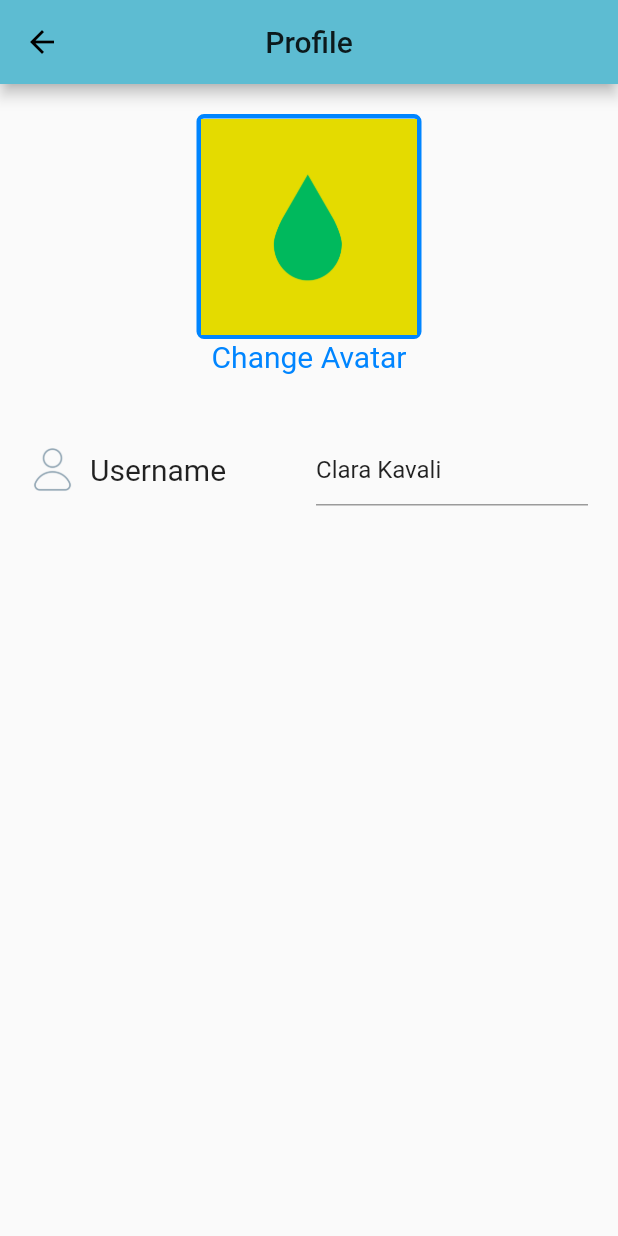
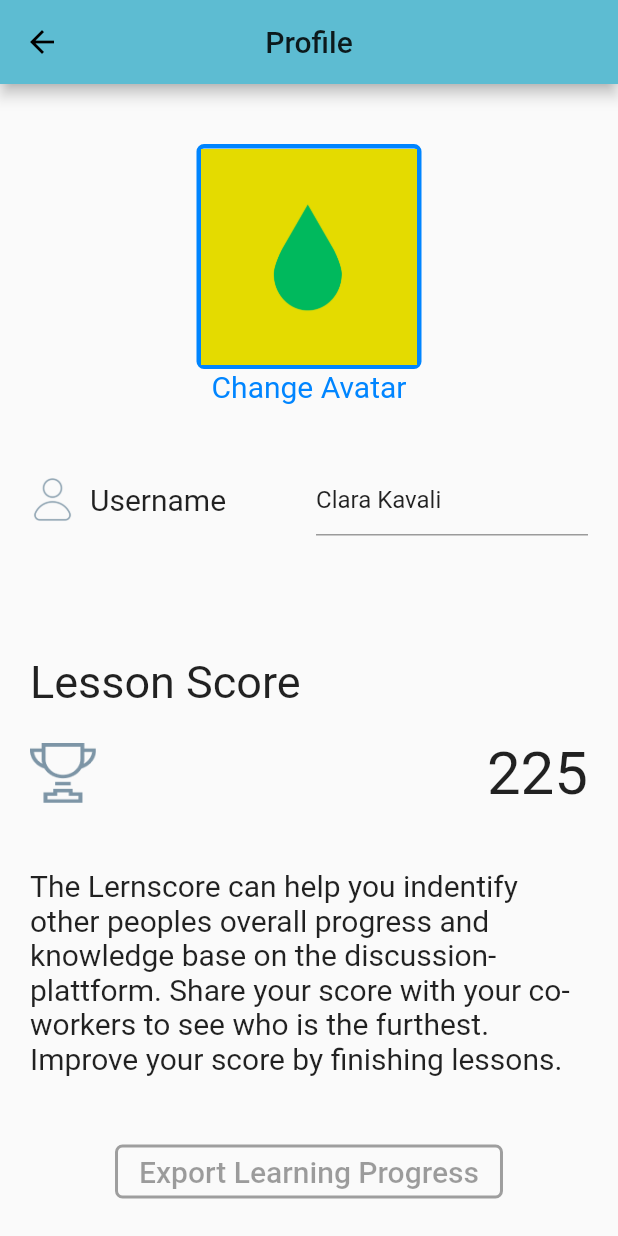
Before and after one commit to tl94/geiger_edu, a Flutter app: the ProfileScreen screen opened by its route, on a phone screen of 412 x 824 dp. Run offline on Flutter 3.47's test engine with Material 2 defaults, Android fonts, the phone set to English and light mode, and no system bars; missing offline and left inert: webview_flutter_plus.

Commit message:
added lesson score and export progress button to user profile

```diff
--- a/lib/globals.dart
+++ b/lib/globals.dart
@@ -19,5 +19,7 @@ String apiKey = '6b4c7cac60be10eddc8890c63817e773';
 //TODO: Make a USER Class in model
 String userName = "Clara Kavali";
 String userImg = "assets/img/profile/user_icon.png";
+//User score
+int lessonScore = 225;
 //User profile image
 String currentImage = "assets/img/profile/default.png";
--- a/lib/screens/profile_screen.dart
+++ b/lib/screens/profile_screen.dart
@@ -53,8 +53,10 @@ class _ProfileScreenState extends State<ProfileScreen>{
         backgroundColor: ProfileScreen.bckColor,
       ),
       body: Container(
-        margin: EdgeInsets.fromLTRB(20.0, 20.0, 20.0, 20.0),
-        child: Stack(
+        margin: EdgeInsets.fromLTRB(20.0, 0, 20.0, 0),
+        child: SingleChildScrollView(
+    child:Column(
+          children: [Stack(
           alignment: Alignment.center,
           textDirection: TextDirection.rtl,
           fit: StackFit.passthrough,
@@ -66,6 +68,7 @@ class _ProfileScreenState extends State<ProfileScreen>{
                 crossAxisAlignment: CrossAxisAlignment.center,
                 children: <Widget>[
                   //** USER IMAGE **
+                  SizedBox(height: 40),
                   GestureDetector(
                       onTap: ()=>displaySelection(currentImage),
                       child:Column( children: <Widget>[
@@ -89,22 +92,54 @@ class _ProfileScreenState extends State<ProfileScreen>{
 
                   //** USER NAME INPUT **
                   LabeledTextField(icon:userImg, label: "Username", text: userName, onSubmitted: (text){ userName = text; } ),
+                  SizedBox(height: 80),
+
+                  //** USER SCORE **
+                  Column(
+                      crossAxisAlignment: CrossAxisAlignment.start,
+                      children: <Widget>[
+                        Text("Lesson Score", style: TextStyle(fontSize: 30),),
+                        SizedBox(height: 20),
+                        Row(crossAxisAlignment: CrossAxisAlignment.center, mainAxisAlignment: MainAxisAlignment.spaceBetween, children: [
+                          Image.asset("assets/img/score_icon.png", height: 40, key: UniqueKey(), ),
+                          Text(lessonScore.toString(), style: TextStyle(fontSize: 40),)
+                        ]),
+                        SizedBox(height: 40),
+                        Text("The Lernscore can help you indentify other peoples overall progress and knowledge base on the discussion-plattform. Share your score with your co-workers to see who is the furthest.                            Improve your score by finishing lessons.", style: TextStyle(fontSize: 20),)
+                  ]),
+
+                  //** USER PROGRESS EXPORT **
+                  SizedBox(height: 40),
+                  OutlinedButton(
+                    style: ButtonStyle(
+                      shape: MaterialStateProperty.all<RoundedRectangleBorder>(RoundedRectangleBorder(borderRadius: BorderRadius.circular(5.0)))    ,
+                      side: MaterialStateProperty.resolveWith<BorderSide>(
+                              (Set<MaterialState> states) {
+                            final Color color = states.contains(MaterialState.pressed)
+                                ? Colors.green
+                                //: Colors.blue;
+                                : Colors.grey; //button is disabled
+                            return BorderSide(color: color, width: 2);
+                          }
+                      )
+                    ),
+                    onPressed: null,
+                    child: Text('Export Learning Progress',style: TextStyle(fontSize: 20)),
+                  ),
+                  SizedBox(height: 40),
                 ]
             ),
             if(_isVisible)
               ImageSelector(crossAxisCount: 3,
                   imagePaths: _imagePaths,
                   onTap: displaySelection
-              ),
-            Container(
-              //TODO: LEARN SCORE
-            ),
-            Container(
-              //TODO: LEARN PROGRESS - API export
-            )
+              )
+
+            ]),
+
           ],
         ),
-
+      )
       ),
     );
   }
--- a/pubspec.yaml
+++ b/pubspec.yaml
@@ -56,6 +56,7 @@ flutter:
   assets:
     - assets/
     - assets/logo/
+    - assets/img/
     - assets/img/profile/
     - assets/lesson/
     - assets/lesson/password/password_safety/eng/
```
Also changed, not shown: assets/img/score_icon.png (added).
